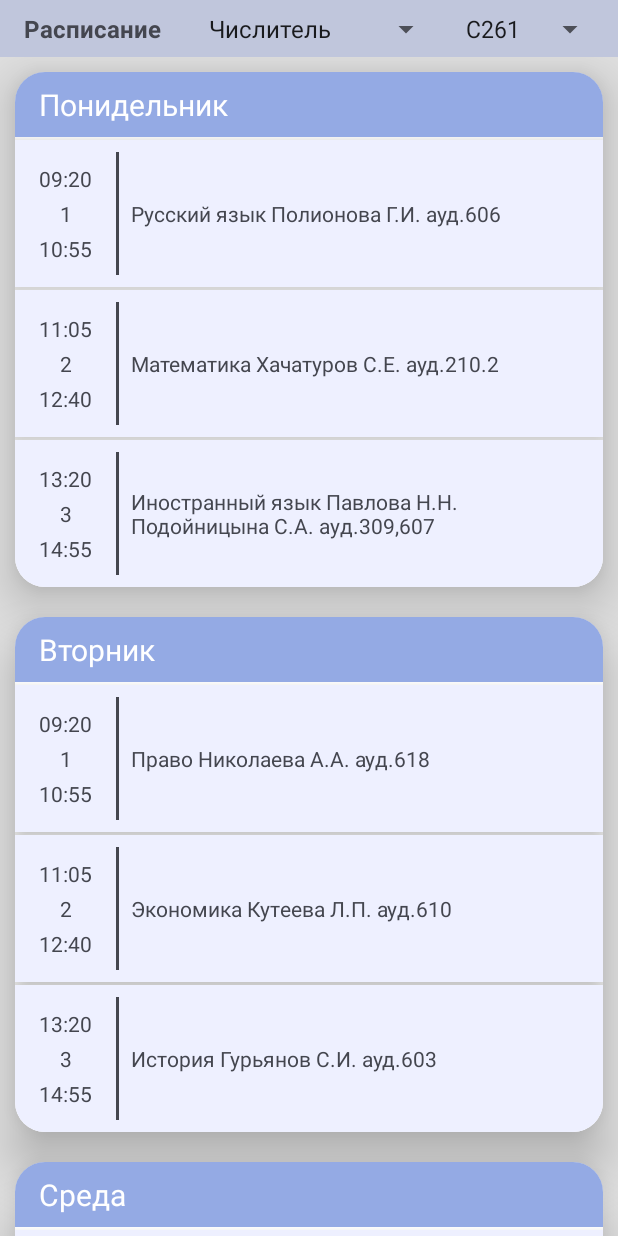
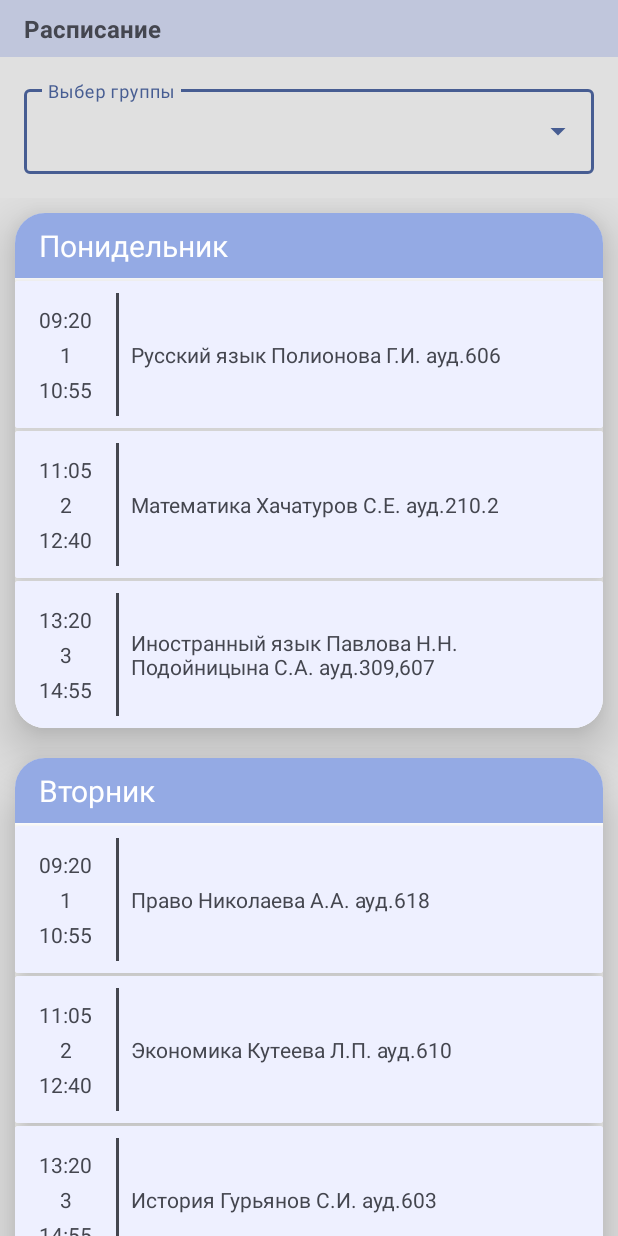
Before and after one commit to danilkis/GuapScheduleApp, an Android app: the screen it shows after launch (MainActivity), on a phone screen of 412 x 824 dp. Run offline under Robolectric (Android 15) with nearby library versions, the phone set to English and light mode, and no system bars.

Commit message:
Веня(Spiner): Добавил спинер групп, удалил спинер недели(Пока не надо) -- Надо оформить код

```diff
--- a/app/build.gradle
+++ b/app/build.gradle
@@ -3,6 +3,8 @@ plugins {
     id 'org.jetbrains.kotlin.android'
     id 'kotlin-android-extensions'
 }
+
+
 
 android {
     namespace 'com.example.guap31'
@@ -32,7 +34,10 @@ android {
     }
     kotlinOptions {
         jvmTarget = '1.8'
+
     }
+
+
 }
 
 dependencies {
--- a/app/src/main/java/com/example/guap31/MainActivity.kt
+++ b/app/src/main/java/com/example/guap31/MainActivity.kt
@@ -7,6 +7,8 @@ import android.util.Log
 import android.view.View
 import android.widget.AdapterView
 import android.widget.ArrayAdapter
+import android.widget.AutoCompleteTextView
+import android.widget.Toast
 
 import androidx.recyclerview.widget.RecyclerView
 import com.example.guap31.SH_day_adapter.SH_day_adapter
@@ -25,6 +27,11 @@ class MainActivity : AppCompatActivity() {
     private lateinit var adapter: SH_day_adapter
     private lateinit var recyclerView: RecyclerView
 
+    private lateinit var autoComplecteTxt: AutoCompleteTextView
+    private lateinit var adapterItems: ArrayAdapter<String>
+
+    var item: String = "0"
+
     override fun onCreate(savedInstanceState: Bundle?) {
         super.onCreate(savedInstanceState)
         mainBinding = ActivityMainBinding.inflate(layoutInflater)
@@ -32,10 +39,25 @@ class MainActivity : AppCompatActivity() {
 
 
         groupLink = getLinkGroup()
+
+        var list = ArrayList<String>(groupLink.keys)
+
+        groupLink["С122"]
+
+        autoComplecteTxt = findViewById(R.id.auto_complecte_txt)
+
+        adapterItems = ArrayAdapter(this, R.layout.list_item, list)
+        autoComplecteTxt.setAdapter(adapterItems)
+
+        autoComplecteTxt.setOnItemClickListener { parent, view, position, id ->
+            item = groupLink["С122"].toString()
+            init_day_list()
+        }
+
         lessonTime = getShJson("time")
 
-        init_spinner_group()
-        init_spinner_Week()
+        //init_spinner_group()
+        //init_spinner_Week()
 
 
         init_day_list()
@@ -61,8 +83,8 @@ class MainActivity : AppCompatActivity() {
             val LessonList = ArrayList<Lesson_info>()
 
             val lessons = getShLesson(
-                outputJsDateString, groupLink[mainBinding.spinner.selectedItem].toString(),
-                nameWeekList[mainBinding.spinner2.selectedItem].toString(), i)
+                outputJsDateString, item,
+                "1", i)
 
             lessons.keys().forEach { keyLes ->
                 if (lessons[keyLes].toString() != "")
@@ -80,43 +102,43 @@ class MainActivity : AppCompatActivity() {
         adapter.setScheduleList(DayList)
     }
 
-    fun init_spinner_Week() {
-        val numWeek =
-            listOf("Числитель", "Знаменатель" , "Сегодня")
-        val list = ArrayAdapter(this, android.R.layout.simple_spinner_item, numWeek)
-        list.setDropDownViewResource(android.R.layout.simple_spinner_dropdown_item)
-
-        mainBinding.spinner2.adapter = list
-        mainBinding.spinner2.prompt = "Выбери ниделю"
-
-        mainBinding.spinner2.onItemSelectedListener = object :
-            AdapterView.OnItemSelectedListener {
-            override fun onItemSelected(parent: AdapterView<*>, view: View, position: Int, id: Long){
-
-                init_day_list()
-            }
-
-            override fun onNothingSelected(parent: AdapterView<*>) { }
-        }
-    }
-
-    fun init_spinner_group() {
-
-        val list = ArrayAdapter(this, android.R.layout.simple_spinner_item, groupLink.keys.toList())
-        list.setDropDownViewResource(android.R.layout.simple_spinner_dropdown_item)
-
-        mainBinding.spinner.adapter = list
-        mainBinding.spinner.prompt = "Выбери номер группы"
-
-        mainBinding.spinner.onItemSelectedListener = object :
-            AdapterView.OnItemSelectedListener {
-            override fun onItemSelected(parent: AdapterView<*>, view: View, position: Int, id: Long) {
-                init_day_list()
-            }
-
-            override fun onNothingSelected(parent: AdapterView<*>) { }
-        }
-    }
+//    fun init_spinner_Week() {
+//        val numWeek =
+//            listOf("Числитель", "Знаменатель" , "Сегодня")
+//        val list = ArrayAdapter(this, android.R.layout.simple_spinner_item, numWeek)
+//        list.setDropDownViewResource(android.R.layout.simple_spinner_dropdown_item)
+//
+//        mainBinding.spinner2.adapter = list
+//        mainBinding.spinner2.prompt = "Выбери ниделю"
+//
+//        mainBinding.spinner2.onItemSelectedListener = object :
+//            AdapterView.OnItemSelectedListener {
+//            override fun onItemSelected(parent: AdapterView<*>, view: View, position: Int, id: Long){
+//
+//                init_day_list()
+//            }
+//
+//            override fun onNothingSelected(parent: AdapterView<*>) { }
+//        }
+//    }
+//
+//    fun init_spinner_group() {
+//
+//        val list = ArrayAdapter(this, android.R.layout.simple_spinner_item, groupLink.keys.toList())
+//        list.setDropDownViewResource(android.R.layout.simple_spinner_dropdown_item)
+//
+//        mainBinding.spinner.adapter = list
+//        mainBinding.spinner.prompt = "Выбери номер группы"
+//
+//        mainBinding.spinner.onItemSelectedListener = object :
+//            AdapterView.OnItemSelectedListener {
+//            override fun onItemSelected(parent: AdapterView<*>, view: View, position: Int, id: Long) {
+//                init_day_list()
+//            }
+//
+//            override fun onNothingSelected(parent: AdapterView<*>) { }
+//        }
+//    }
 
     fun getLinkGroup(): MutableMap<String, String> {
         val LinkGroup = getShJson("linkage_grop")
--- a/app/src/main/res/layout/activity_main.xml
+++ b/app/src/main/res/layout/activity_main.xml
@@ -21,20 +21,6 @@
         app:layout_constraintStart_toStartOf="parent"
         app:layout_constraintTop_toTopOf="parent">
 
-        <Spinner
-            android:id="@+id/spinner"
-            android:layout_width="wrap_content"
-            android:layout_height="wrap_content"
-            android:layout_marginEnd="8dp"
-
-            android:backgroundTintMode="src_in"
-            android:foregroundTint="@color/material_dynamic_neutral_variant30"
-            android:spinnerMode="dialog"
-            app:barrierMargin="@dimen/material_emphasis_disabled"
-            app:layout_constraintBottom_toBottomOf="@+id/textView"
-            app:layout_constraintEnd_toEndOf="parent"
-            app:layout_constraintTop_toTopOf="@+id/textView" />
-
         <TextView
             android:id="@+id/textView"
             android:layout_width="wrap_content"
@@ -51,20 +37,38 @@
             app:layout_constraintStart_toStartOf="parent"
             app:layout_constraintTop_toTopOf="parent" />
 
-        <Spinner
-            android:id="@+id/spinner2"
-            android:layout_width="wrap_content"
+    </androidx.constraintlayout.widget.ConstraintLayout>
+
+    <androidx.constraintlayout.widget.ConstraintLayout
+        android:id="@+id/constraintLayout3"
+        android:layout_width="0dp"
+        android:layout_height="wrap_content"
+        app:layout_constraintEnd_toEndOf="parent"
+        app:layout_constraintStart_toStartOf="parent"
+        app:layout_constraintTop_toBottomOf="@+id/constraintLayout">
+
+        <com.google.android.material.textfield.TextInputLayout
+            android:layout_width="match_parent"
             android:layout_height="wrap_content"
-            android:layout_marginStart="8dp"
-            android:layout_marginEnd="8dp"
-            android:foregroundTint="@color/material_dynamic_neutral_variant30"
-            android:spinnerMode="dialog"
-            android:textAlignment="center"
+            android:layout_margin="16dp"
+            android:layout_marginStart="16dp"
+            android:layout_marginEnd="16dp"
+            style="@style/Widget.MaterialComponents.TextInputLayout.OutlinedBox.ExposedDropdownMenu"
+            android:hint="@string/select_group"
+
             app:layout_constraintBottom_toBottomOf="parent"
-            app:layout_constraintEnd_toStartOf="@+id/spinner"
-            app:layout_constraintHorizontal_bias="1.0"
-            app:layout_constraintStart_toEndOf="@+id/textView"
-            app:layout_constraintTop_toTopOf="parent" />
+            app:layout_constraintEnd_toEndOf="parent"
+            app:layout_constraintStart_toStartOf="parent"
+            app:layout_constraintTop_toTopOf="parent"
+            app:layout_constraintVertical_bias="0">
+
+            <AutoCompleteTextView
+                android:id="@+id/auto_complecte_txt"
+                android:layout_width="match_parent"
+                android:layout_height="wrap_content"
+                android:inputType="text"
+                />
+        </com.google.android.material.textfield.TextInputLayout>
 
     </androidx.constraintlayout.widget.ConstraintLayout>
 
@@ -76,7 +80,7 @@
         app:layout_constraintBottom_toBottomOf="parent"
         app:layout_constraintEnd_toEndOf="parent"
         app:layout_constraintStart_toStartOf="parent"
-        app:layout_constraintTop_toBottomOf="@+id/constraintLayout"
+        app:layout_constraintTop_toBottomOf="@+id/constraintLayout3"
         tools:itemCount="3"
         tools:listitem="@layout/day_sh_layout">
 
--- a/app/src/main/res/layout/lesson_sh_layout.xml
+++ b/app/src/main/res/layout/lesson_sh_layout.xml
@@ -4,16 +4,8 @@
     xmlns:tools="http://schemas.android.com/tools"
     android:layout_width="match_parent"
     android:layout_height="wrap_content"
-
     android:layout_marginTop="2dp"
-
-    android:layout_marginBottom="0dp"
-
-    android:layout_marginStart="0dp"
-    android:layout_marginEnd="0dp"
-
     android:background="@color/material_dynamic_secondary30"
-    app:cardCornerRadius="0dp"
     app:cardElevation="10dp">
 
     <androidx.constraintlayout.widget.ConstraintLayout
--- /dev/null
+++ b/app/src/main/res/layout/list_item.xml
@@ -0,0 +1,11 @@
+<?xml version="1.0" encoding="utf-8"?>
+<TextView
+    android:id="@+id/rrrr"
+    xmlns:android="http://schemas.android.com/apk/res/android"
+    android:layout_width="match_parent"
+    android:layout_height="wrap_content"
+    android:padding="16dp"
+    android:ellipsize="end"
+    android:maxLines="1"
+    android:textAppearance="?attr/textAppearanceSubtitle1">
+</TextView>
--- a/app/src/main/res/values/strings.xml
+++ b/app/src/main/res/values/strings.xml
@@ -1,3 +1,5 @@
 <resources>
     <string name="app_name">Рсписание</string>
+    <string name="select_group">Выбер группы</string>
+
 </resources>
```
Also changed, not shown: build.gradle (line endings or trailing spaces).
